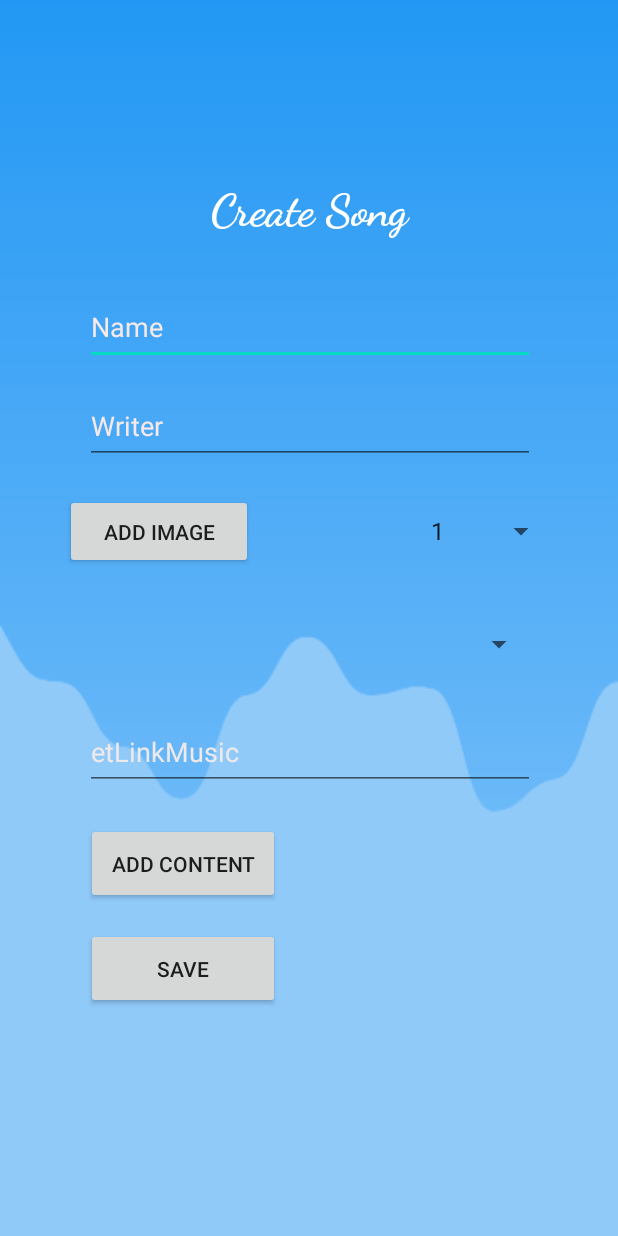
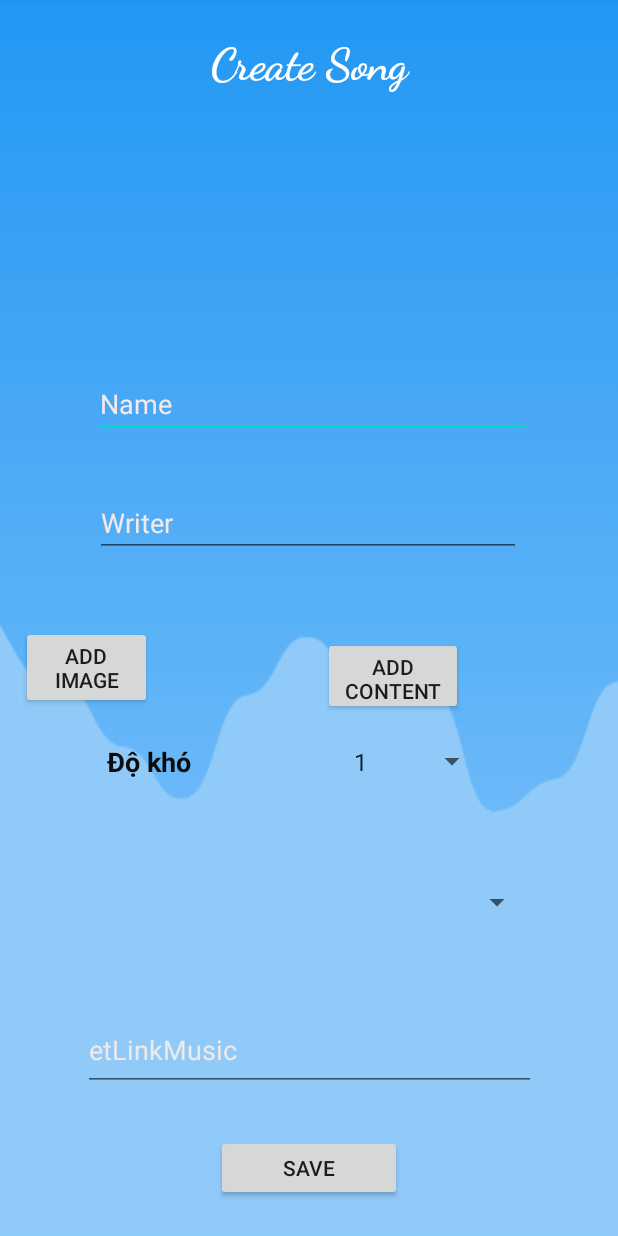
Before and after one commit to AndroidProjectFinal/OhSheet-, an Android app: the ActivityCreateSong screen opened directly, with no data from a screen before it, on a phone screen of 412 x 824 dp. Run offline under Robolectric (Android 15) with nearby library versions, the phone set to English and light mode, and no system bars; our stand-ins replace Firebase (no records; nobody signed in at launch, a user with empty details on screens opened directly), Picasso; Roboto replaces fonts that are not available here.

Commit message:
not done but you can get it

```diff
--- a/app/src/main/res/layout/activity_create_song.xml
+++ b/app/src/main/res/layout/activity_create_song.xml
@@ -7,42 +7,42 @@
     android:background="@drawable/android"
     tools:context=".view.ActivityCreateSong">
 
-    <ScrollView
-        android:id="@+id/scrollView"
-        android:layout_width="406dp"
-        android:layout_height="661dp"
+    <androidx.constraintlayout.widget.ConstraintLayout
+        android:id="@+id/constraintLayout"
+        android:layout_width="0dp"
+        android:layout_height="0dp"
         app:layout_constraintBottom_toBottomOf="parent"
         app:layout_constraintEnd_toEndOf="parent"
         app:layout_constraintStart_toStartOf="parent"
         app:layout_constraintTop_toTopOf="parent">
 
-        <androidx.constraintlayout.widget.ConstraintLayout
-            android:layout_width="match_parent"
-            android:layout_height="wrap_content">
         <TextView
             android:id="@+id/txtTitleAdmin2"
-                android:layout_width="254dp"
-                android:layout_height="48dp"
-                android:layout_marginTop="40dp"
-                android:layout_marginBottom="24dp"
+            android:layout_width="264dp"
+            android:layout_height="0dp"
+            android:layout_marginStart="68dp"
+            android:layout_marginTop="24dp"
+            android:layout_marginEnd="68dp"
+            android:layout_marginBottom="186dp"
             android:fontFamily="cursive"
             android:text="@string/createSong"
             android:textAlignment="center"
             android:textColor="#FFFFFF"
             android:textSize="30sp"
             android:textStyle="bold"
-                app:layout_constraintBottom_toTopOf="@+id/etTitleSong"
+            app:layout_constraintBottom_toTopOf="@+id/btnAddContent"
             app:layout_constraintEnd_toEndOf="parent"
             app:layout_constraintStart_toStartOf="parent"
             app:layout_constraintTop_toTopOf="parent" />
 
         <EditText
             android:id="@+id/etTitleSong"
-                android:layout_width="300dp"
-                android:layout_height="50dp"
-                android:layout_marginStart="12dp"
-                android:layout_marginEnd="12dp"
-                android:layout_marginBottom="16dp"
+            android:layout_width="291dp"
+            android:layout_height="42dp"
+            android:layout_marginStart="58dp"
+            android:layout_marginEnd="58dp"
+            android:layout_marginBottom="28dp"
+            android:autofillHints=""
             android:ems="10"
             android:hint="@string/etTitleSong"
             android:inputType="textPersonName"
@@ -50,121 +50,134 @@
             android:textColorHint="#F8E9E9"
             app:layout_constraintBottom_toTopOf="@+id/etWriter"
             app:layout_constraintEnd_toEndOf="parent"
+            app:layout_constraintHorizontal_bias="1.0"
             app:layout_constraintStart_toStartOf="parent"
-                app:layout_constraintTop_toBottomOf="@+id/txtTitleAdmin2"
-                android:autofillHints="" />
+            app:layout_constraintTop_toBottomOf="@+id/txtTitleAdmin2" />
 
         <EditText
             android:id="@+id/etWriter"
-                android:layout_width="300dp"
-                android:layout_height="50dp"
-                android:layout_marginStart="9dp"
-                android:layout_marginEnd="9dp"
-                android:layout_marginBottom="20dp"
+            android:layout_width="284dp"
+            android:layout_height="39dp"
+            android:layout_marginStart="60dp"
+            android:layout_marginEnd="60dp"
+            android:layout_marginBottom="42dp"
+            android:autofillHints=""
             android:ems="10"
             android:hint="@string/etWriter"
             android:inputType="textPersonName"
             android:textColor="#FFFFFF"
             android:textColorHint="#F8E9E9"
-                app:layout_constraintBottom_toTopOf="@+id/spLev"
+            app:layout_constraintBottom_toTopOf="@+id/btnAddContent"
             app:layout_constraintEnd_toEndOf="parent"
+            app:layout_constraintHorizontal_bias="0.428"
             app:layout_constraintStart_toStartOf="parent"
-                app:layout_constraintTop_toBottomOf="@+id/etTitleSong"
-                android:autofillHints="" />
+            app:layout_constraintTop_toBottomOf="@+id/etTitleSong" />
 
         <Spinner
             android:id="@+id/spLev"
-                android:layout_width="100dp"
-                android:layout_height="50dp"
-                android:layout_marginEnd="17dp"
-                android:layout_marginBottom="25dp"
-                app:layout_constraintBottom_toTopOf="@+id/spGenre"
+            android:layout_width="105dp"
+            android:layout_height="38dp"
+            android:layout_marginEnd="78dp"
+            app:layout_constraintBottom_toBottomOf="@+id/textView5"
             app:layout_constraintEnd_toEndOf="parent"
-                app:layout_constraintStart_toEndOf="@+id/btnAddImage"
-                app:layout_constraintTop_toBottomOf="@+id/etWriter" />
+            app:layout_constraintStart_toEndOf="@+id/textView5"
+            app:layout_constraintTop_toTopOf="@+id/textView5" />
 
         <Button
             android:id="@+id/btnAddImage"
-                android:layout_width="125dp"
-                android:layout_height="50dp"
-                android:layout_marginStart="19dp"
-                android:layout_marginEnd="81dp"
+            android:layout_width="0dp"
+            android:layout_height="55dp"
+            android:layout_marginStart="14dp"
+            android:layout_marginEnd="114dp"
+            android:layout_marginBottom="351dp"
             android:text="@string/addImg"
-                app:layout_constraintBottom_toBottomOf="@+id/spLev"
-                app:layout_constraintEnd_toStartOf="@+id/spLev"
+            app:layout_constraintBottom_toBottomOf="parent"
+            app:layout_constraintEnd_toStartOf="@+id/btnAddContent"
             app:layout_constraintStart_toStartOf="parent"
-                app:layout_constraintTop_toTopOf="@+id/spLev" />
+            app:layout_constraintTop_toBottomOf="@+id/txtTitleAdmin2"
+            app:layout_constraintVertical_bias="1.0" />
 
         <ImageView
             android:id="@+id/imageView"
-                android:layout_width="50dp"
-                android:layout_height="50dp"
+            android:layout_width="69dp"
+            android:layout_height="45dp"
+            android:layout_marginEnd="25dp"
             android:contentDescription="@string/imageContent"
-                app:layout_constraintBottom_toBottomOf="parent"
+            app:layout_constraintBottom_toBottomOf="@+id/btnAddImage"
+            app:layout_constraintEnd_toStartOf="@+id/btnAddContent"
+            app:layout_constraintHorizontal_bias="1.0"
+            app:layout_constraintStart_toEndOf="@+id/btnAddImage"
+            app:layout_constraintTop_toTopOf="@+id/btnAddImage"
+            app:layout_constraintVertical_bias="1.0" />
+
+        <ImageView
+            android:id="@+id/imageViewContent"
+            android:layout_width="68dp"
+            android:layout_height="46dp"
+            android:layout_marginEnd="26dp"
+            android:contentDescription="@string/imageContent"
+            app:layout_constraintBottom_toBottomOf="@+id/btnAddContent"
             app:layout_constraintEnd_toEndOf="parent"
-                app:layout_constraintHorizontal_bias="0.498"
-                app:layout_constraintStart_toStartOf="parent"
-                app:layout_constraintTop_toTopOf="parent"
-                app:layout_constraintVertical_bias="0.452" />
+            app:layout_constraintHorizontal_bias="1.0"
+            app:layout_constraintStart_toEndOf="@+id/btnAddContent"
+            app:layout_constraintTop_toTopOf="@+id/btnAddContent"
+            app:layout_constraintVertical_bias="0.25" />
 
         <Spinner
             android:id="@+id/spGenre"
-                android:layout_width="300dp"
-                android:layout_height="50dp"
-                android:layout_marginStart="16dp"
-                android:layout_marginEnd="16dp"
-                android:layout_marginBottom="22dp"
+            android:layout_width="298dp"
+            android:layout_height="49dp"
+            android:layout_marginStart="52dp"
+            android:layout_marginEnd="52dp"
+            android:layout_marginBottom="36dp"
             app:layout_constraintBottom_toTopOf="@+id/etLinkMusic"
             app:layout_constraintEnd_toEndOf="parent"
             app:layout_constraintStart_toStartOf="parent"
-                app:layout_constraintTop_toBottomOf="@+id/spLev" />
+            app:layout_constraintTop_toBottomOf="@+id/textView5" />
 
         <EditText
             android:id="@+id/etLinkMusic"
-                android:layout_width="300dp"
-                android:layout_height="50dp"
-                android:layout_marginStart="19dp"
-                android:layout_marginEnd="19dp"
-                android:layout_marginBottom="22dp"
+            android:layout_width="302dp"
+            android:layout_height="54dp"
+            android:layout_marginStart="54dp"
+            android:layout_marginEnd="54dp"
+            android:layout_marginBottom="18dp"
+            android:autofillHints=""
             android:ems="10"
             android:hint="@string/linkMusic"
             android:inputType="textPersonName"
             android:textColorHint="#EFE9E9"
-                app:layout_constraintBottom_toTopOf="@+id/btnAddContent"
+            app:layout_constraintBottom_toTopOf="@+id/btnSave"
             app:layout_constraintEnd_toEndOf="parent"
             app:layout_constraintStart_toStartOf="parent"
-                app:layout_constraintTop_toBottomOf="@+id/spGenre"
-                android:autofillHints="" />
+            app:layout_constraintTop_toBottomOf="@+id/spGenre" />
 
         <Button
             android:id="@+id/btnAddContent"
-                android:layout_width="129dp"
-                android:layout_height="54dp"
-                android:layout_marginStart="16dp"
-                android:layout_marginEnd="16dp"
-                android:layout_marginBottom="16dp"
+            android:layout_width="93dp"
+            android:layout_height="52dp"
+            android:layout_marginEnd="103dp"
+            android:layout_marginBottom="347dp"
             android:ems="10"
             android:gravity="center"
             android:inputType="textMultiLine"
             android:text="@string/addContent"
             android:textColorHint="#121111"
-                app:layout_constraintBottom_toTopOf="@+id/btnSave"
+            app:layout_constraintBottom_toBottomOf="parent"
             app:layout_constraintEnd_toEndOf="parent"
-                app:layout_constraintHorizontal_bias="0.156"
-                app:layout_constraintStart_toStartOf="parent"
-                app:layout_constraintTop_toBottomOf="@+id/etLinkMusic" />
+            app:layout_constraintStart_toEndOf="@+id/btnAddImage"
+            app:layout_constraintTop_toBottomOf="@+id/txtTitleAdmin2" />
 
         <Button
             android:id="@+id/btnSave"
-                android:layout_width="129dp"
-                android:layout_height="54dp"
-                android:layout_marginBottom="17dp"
+            android:layout_width="124dp"
+            android:layout_height="44dp"
+            android:layout_marginBottom="12dp"
             android:text="@string/btnSaveCreateSong"
             app:layout_constraintBottom_toBottomOf="parent"
             app:layout_constraintEnd_toEndOf="parent"
-                app:layout_constraintHorizontal_bias="0.195"
             app:layout_constraintStart_toStartOf="parent"
-                app:layout_constraintTop_toBottomOf="@+id/btnAddContent" />
+            app:layout_constraintTop_toBottomOf="@+id/etLinkMusic" />
 
         <TextView
             android:id="@+id/txtAlert"
@@ -172,14 +185,29 @@
             android:layout_height="48dp"
             android:text="@string/alert"
             android:visibility="gone"
-                app:layout_constraintBottom_toBottomOf="parent"
-                app:layout_constraintEnd_toEndOf="parent"
-                app:layout_constraintHorizontal_bias="0.922"
+            app:layout_constraintBottom_toTopOf="parent"
+            app:layout_constraintEnd_toStartOf="parent"
             app:layout_constraintStart_toStartOf="parent"
-                app:layout_constraintTop_toTopOf="parent"
-                app:layout_constraintVertical_bias="0.836" />
+            app:layout_constraintTop_toTopOf="parent" />
+
+        <TextView
+            android:id="@+id/textView5"
+            android:layout_width="95dp"
+            android:layout_height="39dp"
+            android:layout_marginStart="43dp"
+            android:layout_marginEnd="64dp"
+            android:layout_marginBottom="38dp"
+            android:gravity="center"
+            android:text="@string/textViewLv"
+            android:textColor="#0C0C0C"
+            android:textSize="18sp"
+            android:textStyle="bold"
+            app:layout_constraintBottom_toTopOf="@+id/spGenre"
+            app:layout_constraintEnd_toStartOf="@+id/spLev"
+            app:layout_constraintStart_toStartOf="parent"
+            app:layout_constraintTop_toBottomOf="@+id/btnAddContent" />
 
     </androidx.constraintlayout.widget.ConstraintLayout>
-    </ScrollView>
+
 
 </androidx.constraintlayout.widget.ConstraintLayout>
--- a/app/src/main/res/values/strings.xml
+++ b/app/src/main/res/values/strings.xml
@@ -39,4 +39,5 @@
     <string name="imageContent">image</string>
     <string name="link">Link</string>
     <string name="textNav">Oh Sheet</string>
+    <string name="textViewLv">Độ khó</string>
 </resources>
```
Also changed, not shown: app/src/main/java/com/example/ohsheet/entity/Song.java (+1 -8 lines), app/src/main/java/com/example/ohsheet/view/ActivityCreateSong.java (+103 -51 lines). Lines whose indentation alone changed are shown as unchanged.
